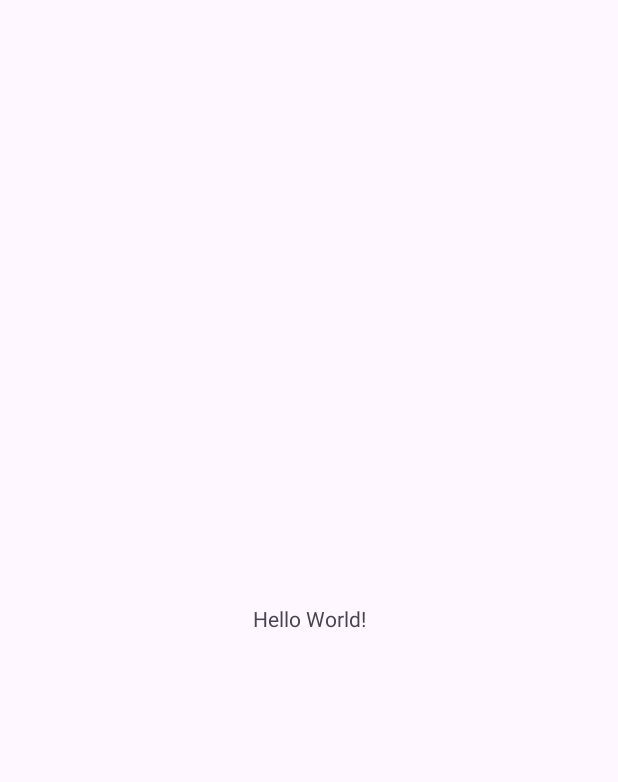
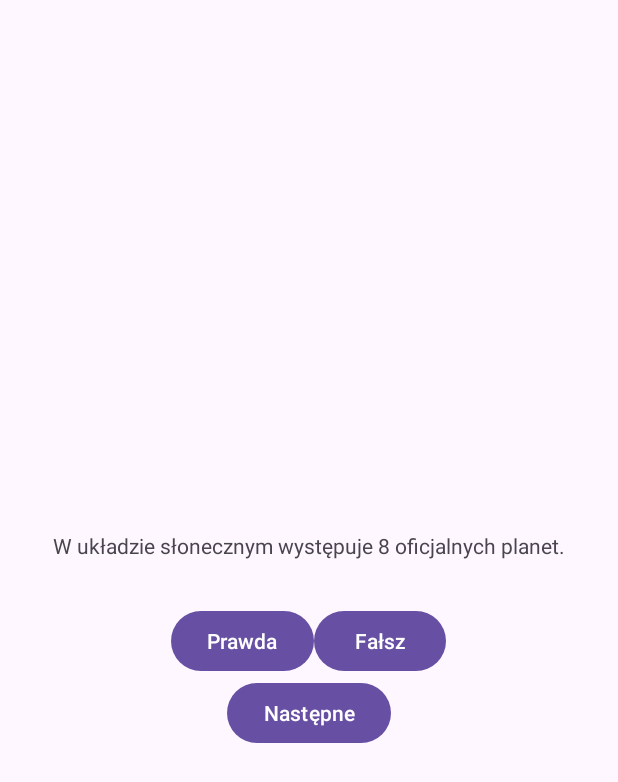
Before and after one commit to JakiuDeus/SystemyMobilne, an Android app: the screen it shows after launch (MainActivity), on a phone screen of 412 x 824 dp. Before the commit the part shown is almost empty. Shown: the top 782 px of the screen. Run offline under Robolectric (Android 15) with nearby library versions, the phone set to English and light mode, and no system bars.

Commit message:
Fixed bugs and finished

```diff
--- a/QuizApp_PS1/app/src/main/java/me/jorlowski/quiz_app/MainActivity.java
+++ b/QuizApp_PS1/app/src/main/java/me/jorlowski/quiz_app/MainActivity.java
@@ -3,12 +3,86 @@ package me.jorlowski.quiz_app;
 import androidx.appcompat.app.AppCompatActivity;
 
 import android.os.Bundle;
+import android.view.View;
+import android.widget.Button;
+import android.widget.TextView;
+import android.widget.Toast;
 
 public class MainActivity extends AppCompatActivity {
 
+    private TextView questionTextView;
+    private TextView questionCounter;
+    private Button trueButton;
+    private Button falseButton;
+    private Button nextButton;
+    private Button resetButton;
+    private int currentIndex;
+    private int score;
+
+    private final Question[] questions = new Question[] {
+            new Question(R.string.q_planets, true),
+            new Question(R.string.q_maths, false),
+            new Question(R.string.q_war, false),
+            new Question(R.string.q_temp, true),
+            new Question(R.string.q_skin, true)
+    };
+
     @Override
     protected void onCreate(Bundle savedInstanceState) {
+
         super.onCreate(savedInstanceState);
         setContentView(R.layout.activity_main);
+        setupAll();
+    }
+
+    private void setNextQuestion() {
+        if (currentIndex + 1 == questions.length) {
+            onFinal();
+        } else {
+            currentIndex++;
+            questionTextView.setText(questions[currentIndex].getQuestionId());
+        }
+    }
+
+    private void onFinal() {
+        setContentView(R.layout.activity_end);
+        questionCounter = findViewById(R.id.question_counter);
+        questionCounter.setText(Integer.toString(score));
+        resetButton = findViewById(R.id.reset_button);
+        resetButton.setOnClickListener(v -> {
+            setContentView(R.layout.activity_main);
+            setupAll();
+        });
+    }
+
+    private void setupAll() {
+        trueButton = findViewById(R.id.true_button);
+        trueButton.setOnClickListener(v -> {
+            checkAnswerCorrectness(true);
+            setNextQuestion();
+        });
+        falseButton = findViewById(R.id.false_button);
+        falseButton.setOnClickListener(v -> {
+            checkAnswerCorrectness(false);
+            setNextQuestion();
+        });
+        nextButton = findViewById(R.id.next_button);
+        nextButton.setOnClickListener(v -> setNextQuestion());
+
+        questionTextView = findViewById(R.id.question_text_view);
+        currentIndex = 0;
+        score = 0;
+    }
+
+    private void checkAnswerCorrectness(boolean userAnswer) {
+        boolean correctAnswer = questions[currentIndex].isTrueAnswer();
+        int resultMessageId;
+        if (userAnswer == correctAnswer) {
+            resultMessageId = R.string.correct_answer;
+            score++;
+        } else {
+            resultMessageId = R.string.incorrect_answer;
+        }
+        Toast.makeText(this, resultMessageId, Toast.LENGTH_SHORT).show();
     }
 }
--- /dev/null
+++ b/QuizApp_PS1/app/src/main/java/me/jorlowski/quiz_app/Question.java
@@ -0,0 +1,19 @@
+package me.jorlowski.quiz_app;
+
+public class Question {
+    private final int questionId;
+    private final boolean trueAnswer;
+
+    public Question(int questionId, boolean trueAnswer) {
+        this.questionId = questionId;
+        this.trueAnswer = trueAnswer;
+    }
+
+    public boolean isTrueAnswer() {
+        return trueAnswer;
+    }
+
+    public int getQuestionId() {
+        return questionId;
+    }
+}
--- a/QuizApp_PS1/app/src/main/res/layout/activity_main.xml
+++ b/QuizApp_PS1/app/src/main/res/layout/activity_main.xml
@@ -1,18 +1,46 @@
 <?xml version="1.0" encoding="utf-8"?>
-<androidx.constraintlayout.widget.ConstraintLayout xmlns:android="http://schemas.android.com/apk/res/android"
+<LinearLayout xmlns:android="http://schemas.android.com/apk/res/android"
     xmlns:app="http://schemas.android.com/apk/res-auto"
     xmlns:tools="http://schemas.android.com/tools"
     android:layout_width="match_parent"
     android:layout_height="match_parent"
+    android:orientation="vertical"
+    android:gravity="center"
     tools:context=".MainActivity">
 
+
     <TextView
+        android:id="@+id/question_text_view"
         android:layout_width="wrap_content"
         android:layout_height="wrap_content"
-        android:text="Hello World!"
-        app:layout_constraintBottom_toBottomOf="parent"
-        app:layout_constraintEnd_toEndOf="parent"
-        app:layout_constraintStart_toStartOf="parent"
-        app:layout_constraintTop_toTopOf="parent" />
+        android:padding="30dp"
+        android:text="@string/q_planets" />
 
-</androidx.constraintlayout.widget.ConstraintLayout>
+    <LinearLayout
+        android:layout_width="wrap_content"
+        android:layout_height="wrap_content"
+        android:orientation="horizontal">
+
+        <Button
+            android:id="@+id/true_button"
+            android:layout_width="wrap_content"
+            android:layout_height="wrap_content"
+            android:layout_weight="1"
+            android:text="@string/button_true" />
+
+        <Button
+            android:id="@+id/false_button"
+            android:layout_width="wrap_content"
+            android:layout_height="wrap_content"
+            android:layout_weight="1"
+            android:text="@string/button_false" />
+    </LinearLayout>
+
+    <Button
+        android:id="@+id/next_button"
+        android:layout_width="wrap_content"
+        android:layout_height="wrap_content"
+        android:layout_weight="0"
+        android:text="@string/button_next" />
+
+</LinearLayout>
--- a/QuizApp_PS1/app/src/main/res/values/strings.xml
+++ b/QuizApp_PS1/app/src/main/res/values/strings.xml
@@ -1,3 +1,16 @@
 <resources>
     <string name="app_name">QuizApp_PS1</string>
+    <string name="button_true">Prawda</string>
+    <string name="button_false">Fałsz</string>
+    <string name="button_next">Następne</string>
+    <string name="q_planets">W układzie słonecznym występuje 8 oficjalnych planet.</string>
+    <string name="q_maths">3^3 + 4^2 = 81</string>
+    <string name="q_war">Pierwsza Wojna Światowa rozpoczęła się w 1939 roku.</string>
+    <string name="q_temp">Średnia temperatura ciała człowieka wynosi 36.6 stopni Celsjusza.</string>
+    <string name="q_skin">Skóra ludzka regeneruje się kompletnie co 28 dni.</string>
+    <string name="correct_answer">Dobra odpowiedź</string>
+    <string name="incorrect_answer">Zła odpowiedź</string>
+    <string name="twoj_wynik">Twój wynik:</string>
+    <string name="_0">0</string>
+    <string name="reset">Reset</string>
 </resources>
```
Also changed, not shown: QuizApp_PS1/app/src/main/res/layout/activity_end.xml (added, +27 -0 lines).
